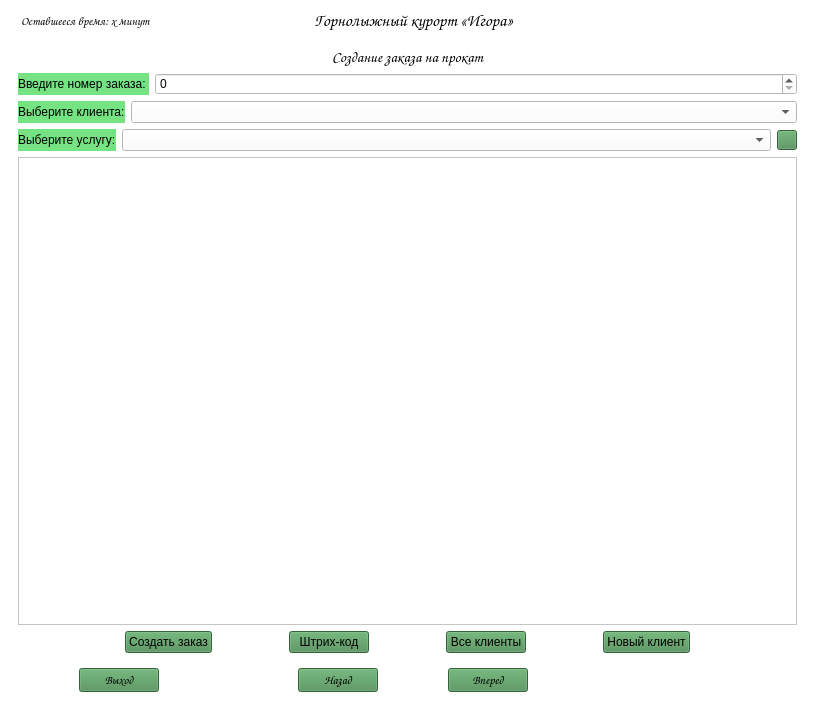
Old version of the form main.ui in the repository ssmlnsk/Practic.
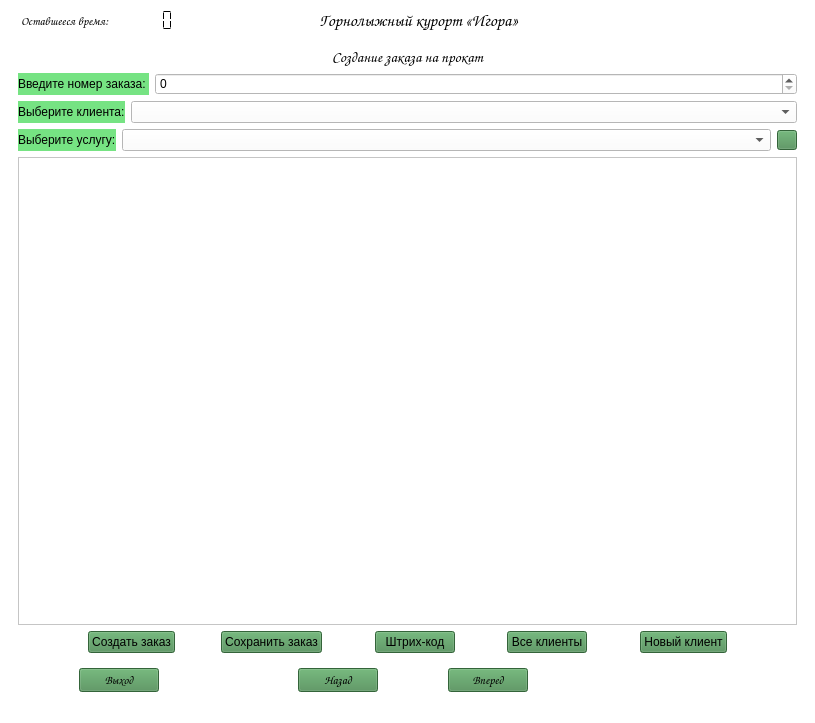
New version of the form. The open tabs and pages were chosen to show the change. Icons and pictures are not drawn.

Patch:
```diff
--- a/main.ui
+++ b/main.ui
@@ -35,7 +35,7 @@
    </property>
    <layout class="QVBoxLayout" name="verticalLayout_2">
     <item>
-     <layout class="QHBoxLayout" name="horizontalLayout_2" stretch="3,2,2,1">
+     <layout class="QHBoxLayout" name="horizontalLayout_2" stretch="1,0,2,3,2,1,1">
       <property name="leftMargin">
        <number>12</number>
       </property>
@@ -50,10 +50,69 @@
          </font>
         </property>
         <property name="text">
-         <string>Оставшееся время: x минут</string>
+         <string>Оставшееся время:</string>
         </property>
        </widget>
       </item>
+      <item>
+       <widget class="QLCDNumber" name="lcdTimer">
+        <property name="sizePolicy">
+         <sizepolicy hsizetype="Fixed" vsizetype="Fixed">
+          <horstretch>64</horstretch>
+          <verstretch>80</verstretch>
+         </sizepolicy>
+        </property>
+        <property name="font">
+         <font>
+          <family>Comic Sans MS</family>
+          <pointsize>8</pointsize>
+          <weight>50</weight>
+          <italic>false</italic>
+          <bold>false</bold>
+         </font>
+        </property>
+        <property name="styleSheet">
+         <string notr="true">font: 8pt &quot;Comic Sans MS&quot;;</string>
+        </property>
+        <property name="frameShape">
+         <enum>QFrame::NoFrame</enum>
+        </property>
+        <property name="frameShadow">
+         <enum>QFrame::Raised</enum>
+        </property>
+        <property name="lineWidth">
+         <number>1</number>
+        </property>
+        <property name="smallDecimalPoint">
+         <bool>false</bool>
+        </property>
+        <property name="digitCount">
+         <number>5</number>
+        </property>
+        <property name="mode">
+         <enum>QLCDNumber::Dec</enum>
+        </property>
+        <property name="segmentStyle">
+         <enum>QLCDNumber::Flat</enum>
+        </property>
+        <property name="intValue" stdset="0">
+         <number>0</number>
+        </property>
+       </widget>
+      </item>
+      <item>
+       <spacer name="horizontalSpacer_18">
+        <property name="orientation">
+         <enum>Qt::Horizontal</enum>
+        </property>
+        <property name="sizeHint" stdset="0">
+         <size>
+          <width>40</width>
+          <height>20</height>
+         </size>
+        </property>
+       </spacer>
+      </item>
       <item>
        <widget class="QLabel" name="label">
         <property name="minimumSize">
@@ -76,6 +135,19 @@
         </property>
        </widget>
       </item>
+      <item>
+       <spacer name="horizontalSpacer_19">
+        <property name="orientation">
+         <enum>Qt::Horizontal</enum>
+        </property>
+        <property name="sizeHint" stdset="0">
+         <size>
+          <width>40</width>
+          <height>20</height>
+         </size>
+        </property>
+       </spacer>
+      </item>
       <item>
        <spacer name="horizontalSpacer_6">
         <property name="orientation">
@@ -97,6 +169,11 @@
           <height>80</height>
          </size>
         </property>
+        <property name="font">
+         <font>
+          <family>Comic Sans MS</family>
+         </font>
+        </property>
         <property name="text">
          <string/>
         </property>
@@ -612,7 +689,7 @@
              </widget>
             </item>
             <item>
-             <layout class="QHBoxLayout" name="horizontalLayout_13" stretch="3,1,2,1,2,1,2,1,3">
+             <layout class="QHBoxLayout" name="horizontalLayout_13" stretch="3,1,0,0,2,1,2,1,2,1,3">
               <item>
                <spacer name="horizontalSpacer_7">
                 <property name="orientation">
@@ -637,6 +714,30 @@
                 </property>
                </widget>
               </item>
+              <item>
+               <spacer name="horizontalSpacer_17">
+                <property name="orientation">
+                 <enum>Qt::Horizontal</enum>
+                </property>
+                <property name="sizeHint" stdset="0">
+                 <size>
+                  <width>40</width>
+                  <height>20</height>
+                 </size>
+                </property>
+               </spacer>
+              </item>
+              <item>
+               <widget class="QPushButton" name="btn_save_request">
+                <property name="styleSheet">
+                 <string notr="true">background-color: rgb(73, 140, 81);
+font: 9pt &quot;Comic Sans MS&quot;;</string>
+                </property>
+                <property name="text">
+                 <string>Сохранить заказ</string>
+                </property>
+               </widget>
+              </item>
               <item>
                <spacer name="horizontalSpacer_10">
                 <property name="orientation">
```
Left out of the diff: 50 changed lines with no effect on the pictures.
